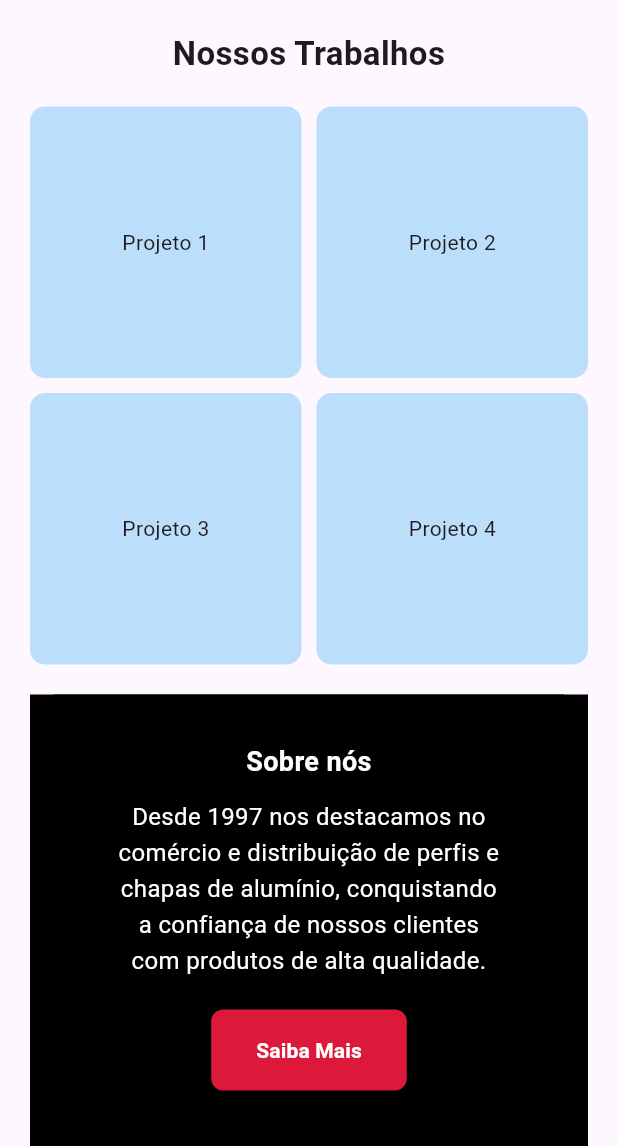
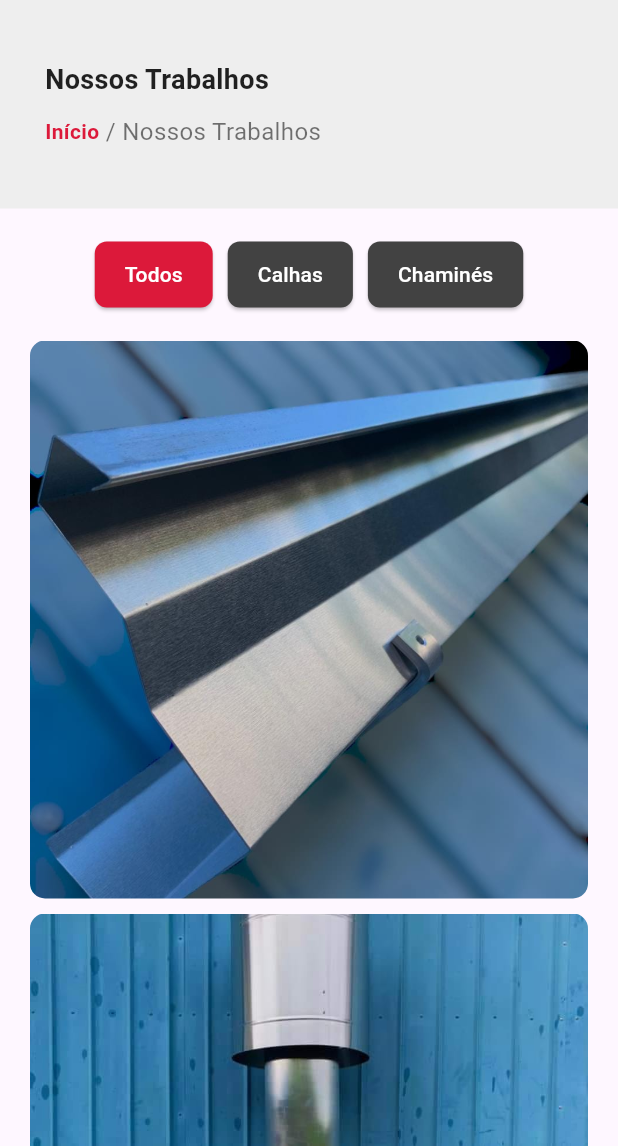
Before and after one commit to MathiasSMartins/app_casa_das_calhas, a Flutter app: the WorksPage screen opened by its route, on a phone screen of 412 x 824 dp, the part 90-1236 px from its top. Run offline on Flutter 3.47's test engine with Material 3 defaults, Android fonts, the phone set to English and light mode, and no system bars; our stand-ins replace font_awesome_flutter.

Commit message:
Nossos Trabalhos

```diff
--- a/lib/pages/works_page.dart
+++ b/lib/pages/works_page.dart
@@ -2,47 +2,142 @@ import 'package:flutter/material.dart';
 import '../widgets/header.dart';
 import '../widgets/footer.dart';
 
-class WorksPage extends StatelessWidget {
+class WorksPage extends StatefulWidget {
   const WorksPage({super.key});
 
   @override
+  State<WorksPage> createState() => _WorksPageState();
+}
+
+class _WorksPageState extends State<WorksPage> {
+  String selectedCategory = 'Todos';
+
+  final List<Map<String, String>> images = [
+    {'path': 'assets/images/fotosCalhas/calha1.jpg', 'category': 'Calhas'},
+    {'path': 'assets/images/fotosCalhas/calha3.jpg', 'category': 'Calhas'},
+    {'path': 'assets/images/fotosCalhas/calha2.jpg', 'category': 'Calhas'},
+    {'path': 'assets/images/fotosCalhas/calha11.jpg', 'category': 'Chaminés'},
+    {'path': 'assets/images/fotosCalhas/calha10.jpg', 'category': 'Chaminés'},
+    {'path': 'assets/images/fotosCalhas/calha14.jpg', 'category': 'Chaminés'},
+  ];
+
+  @override
   Widget build(BuildContext context) {
+    final filteredImages = selectedCategory == 'Todos'
+        ? images
+        : images.where((img) => img['category'] == selectedCategory).toList();
+
     return Scaffold(
       appBar: const PreferredSize(
         preferredSize: Size.fromHeight(60),
         child: Header(),
       ),
       body: ListView(
-        padding: const EdgeInsets.all(20),
+        children: [
+          // Cabeçalho cinza com breadcrumb
+          Container(
+            width: double.infinity,
+            color: Colors.grey.shade200,
+            padding: const EdgeInsets.symmetric(vertical: 40, horizontal: 30),
+            child: Column(
+              crossAxisAlignment: CrossAxisAlignment.start,
               children: [
                 const Text(
                   'Nossos Trabalhos',
-            style: TextStyle(fontSize: 22, fontWeight: FontWeight.bold),
-            textAlign: TextAlign.center,
+                  style: TextStyle(
+                    fontSize: 18,
+                    fontWeight: FontWeight.bold,
+                    color: Colors.black87,
                   ),
-          const SizedBox(height: 20),
-          GridView.count(
+                ),
+                const SizedBox(height: 10),
+                Row(
+                  children: [
+                    GestureDetector(
+                      onTap: () => Navigator.pushNamed(context, '/'),
+                      child: const Text(
+                        'Início',
+                        style: TextStyle(
+                          color: Color(0xFFDC193A),
+                          fontWeight: FontWeight.bold,
+                          fontSize: 14,
+                        ),
+                      ),
+                    ),
+                    const Text(
+                      ' / Nossos Trabalhos',
+                      style: TextStyle(color: Colors.black54, fontSize: 16),
+                    ),
+                  ],
+                ),
+              ],
+            ),
+          ),
+
+          // Botões de filtro
+          Padding(
+            padding: const EdgeInsets.symmetric(vertical: 20),
+            child: Row(
+              mainAxisAlignment: MainAxisAlignment.center,
+              children: [
+                _filterButton('Todos'),
+                const SizedBox(width: 10),
+                _filterButton('Calhas'),
+                const SizedBox(width: 10),
+                _filterButton('Chaminés'),
+              ],
+            ),
+          ),
+
+          // Galeria de fotos
+          Padding(
+            padding: const EdgeInsets.symmetric(horizontal: 20),
+            child: GridView.builder(
+              physics: const NeverScrollableScrollPhysics(), // evita conflito com o ListView
               shrinkWrap: true,
-            physics: const NeverScrollableScrollPhysics(),
-            crossAxisCount: 2,
+              itemCount: filteredImages.length,
+              gridDelegate: const SliverGridDelegateWithFixedCrossAxisCount(
+                crossAxisCount: 1, // 3 imagens por linha
+                crossAxisSpacing: 10,
                 mainAxisSpacing: 10,
-            crossAxisSpacing: 10,
-            children: List.generate(4, (index) {
-              return Container(
-                decoration: BoxDecoration(
+              ),
+              itemBuilder: (context, index) {
+                return ClipRRect(
                   borderRadius: BorderRadius.circular(10),
-                  color: Colors.blue.shade100,
-                ),
-                child: Center(
-                  child: Text('Projeto ${index + 1}'),
+                  child: Image.asset(
+                    filteredImages[index]['path']!,
+                    fit: BoxFit.cover,
                   ),
                 );
-            }),
+              },
             ),
-          const SizedBox(height: 20),
+          ),
+
+          const SizedBox(height: 40),
+
           const Footer(),
         ],
       ),
     );
   }
+
+  Widget _filterButton(String category) {
+    final isSelected = selectedCategory == category;
+    return ElevatedButton(
+      onPressed: () {
+        setState(() {
+          selectedCategory = category;
+        });
+      },
+      style: ElevatedButton.styleFrom(
+        backgroundColor: isSelected ? const Color(0xFFDC193A) : Colors.grey[800],
+        foregroundColor: Colors.white,
+        padding: const EdgeInsets.symmetric(horizontal: 20, vertical: 12),
+        shape: RoundedRectangleBorder(
+          borderRadius: BorderRadius.circular(8),
+        ),
+      ),
+      child: Text(category),
+    );
   }
+}
```
Lines whose indentation alone changed are shown as unchanged.
